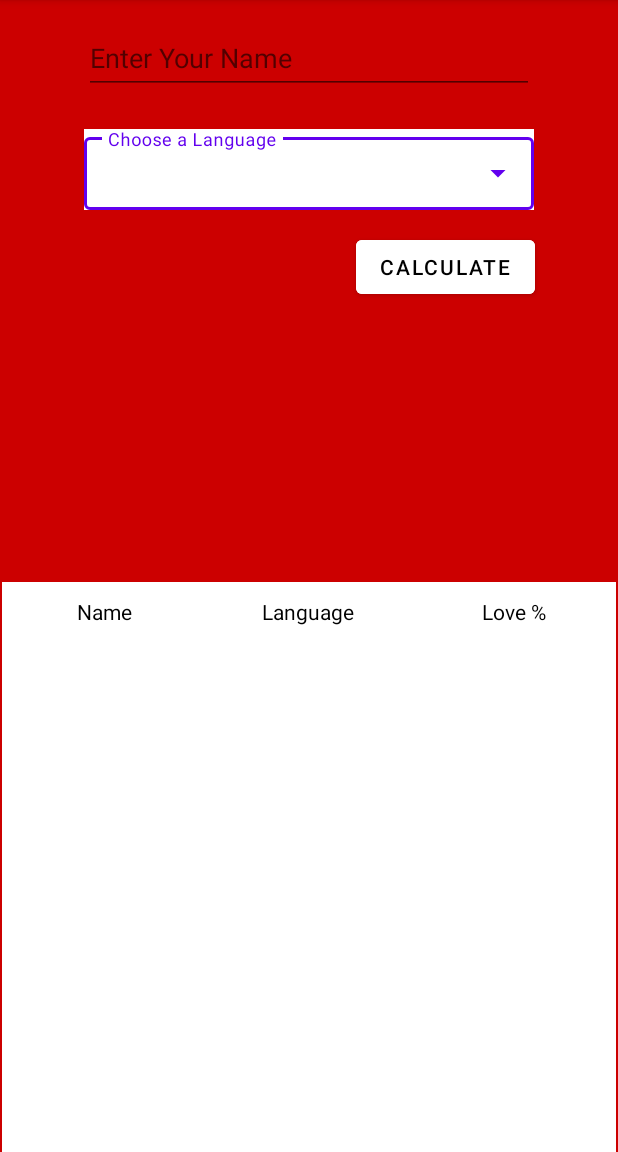
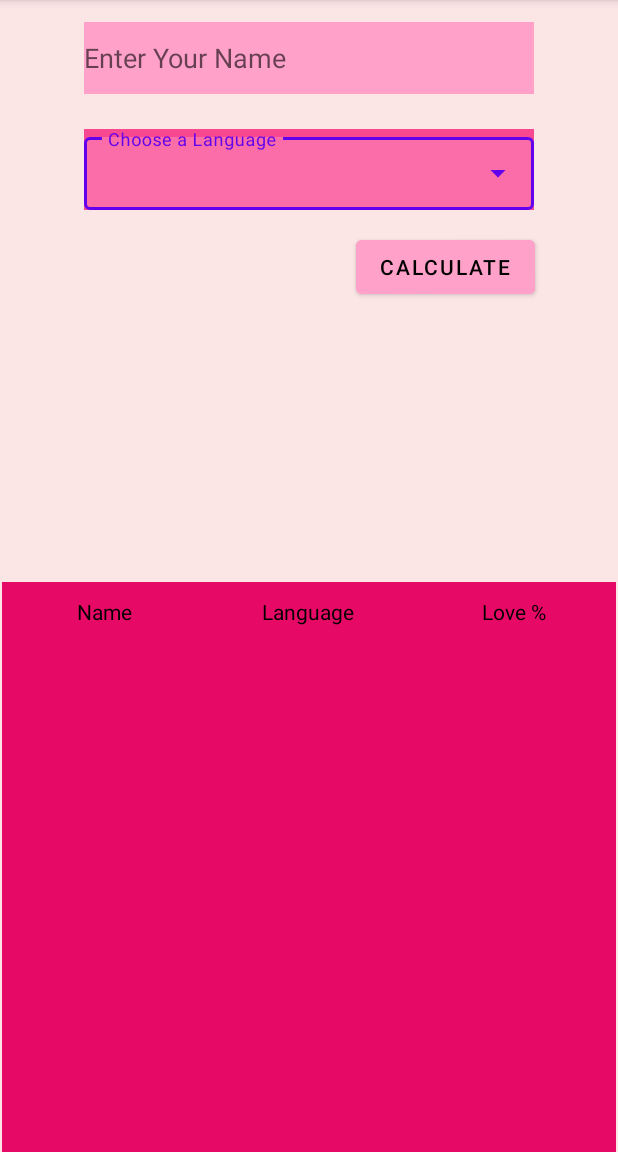
Before and after one commit to TouficAlRifaii/CSC498G_assignment2, an Android app: the screen it shows after launch (MainActivity), on a phone screen of 412 x 824 dp, the part 84-1236 px from its top. Run offline under Robolectric (Android 15) with nearby library versions, the phone set to English and light mode, and no system bars.

Commit message:
Adding a case when the table becomes full

```diff
--- a/app/src/main/java/com/lau/geeklove/MainActivity.java
+++ b/app/src/main/java/com/lau/geeklove/MainActivity.java
@@ -32,14 +32,16 @@ public class MainActivity extends AppCompatActivity {
     Button button;
     String itemName;
     TableLayout table;
+    int count;
+    ArrayList<TableRow> rows;
 
 
     @Override
     protected void onCreate(Bundle savedInstanceState) {
         super.onCreate(savedInstanceState);
         setContentView(R.layout.activity_main);
-
-
+        count=0 ;
+        rows = new ArrayList<TableRow>();
         autoCompleteTxt = findViewById(R.id.auto_complete_txt);
         adapterItem = new ArrayAdapter<String>(this, R.layout.list_item, languages);
         autoCompleteTxt.setAdapter(adapterItem);
@@ -92,6 +94,16 @@ public class MainActivity extends AppCompatActivity {
             if (name.equals("")) {
                 Toast.makeText(getApplicationContext(), "Enter a Name!", Toast.LENGTH_LONG).show();
             } else {
+                if (count >=13 ){
+                    while (count>0){
+                        TableRow toDelete = rows.get(0);
+                        table.removeView(toDelete);
+                        rows.remove(0);
+                        count--;
+                    }
+
+
+                }
                 Random rand = new Random();
                 int random = rand.nextInt(101);
                 TableRow row = new TableRow(this);
@@ -118,6 +130,9 @@ public class MainActivity extends AppCompatActivity {
                 col2.setTextSize(14);
                 row.addView(col2);
                 table.addView(row);
+                rows.add(row);
+                count ++;
+
             }
         }
     }
--- a/app/src/main/res/layout/activity_main.xml
+++ b/app/src/main/res/layout/activity_main.xml
@@ -5,7 +5,7 @@
     android:id="@+id/coordinatorLayout2"
     android:layout_width="match_parent"
     android:layout_height="match_parent"
-    android:background="@android:color/holo_red_dark"
+    android:background="@color/beige"
     tools:context=".MainActivity">
 
     <com.google.android.material.textfield.TextInputLayout
@@ -13,7 +13,7 @@
         style="@style/Widget.MaterialComponents.TextInputLayout.OutlinedBox.Dense.ExposedDropdownMenu"
         android:layout_width="300dp"
         android:layout_height="wrap_content"
-        android:background="@color/white"
+        android:background="@color/pink_dark"
         android:hint="@string/select"
         android:textColorHint="@color/black"
         app:layout_constraintBottom_toBottomOf="parent"
@@ -50,6 +50,7 @@
         android:ems="10"
         android:hint="Enter Your Name"
         android:inputType="textPersonName"
+        android:background="@color/pink_light"
         android:minHeight="48dp"
         app:layout_constraintBottom_toBottomOf="parent"
         app:layout_constraintEnd_toEndOf="parent"
@@ -62,7 +63,7 @@
         android:layout_width="wrap_content"
         android:layout_height="wrap_content"
         android:layout_marginBottom="53dp"
-        android:backgroundTint="@color/white"
+        android:backgroundTint="@color/pink_light"
         android:onClick="calculator"
         android:text="Calculate"
         android:textColor="@color/black"
@@ -80,7 +81,7 @@
         android:layout_marginStart="1dp"
         android:layout_marginTop="1dp"
         android:layout_marginEnd="1dp"
-        android:background="@color/white"
+        android:background="@color/reddish"
         app:layout_constraintBottom_toBottomOf="parent"
         app:layout_constraintEnd_toEndOf="parent"
         app:layout_constraintStart_toStartOf="parent"
--- a/app/src/main/res/values/colors.xml
+++ b/app/src/main/res/values/colors.xml
@@ -7,4 +7,8 @@
     <color name="teal_700">#FF018786</color>
     <color name="black">#FF000000</color>
     <color name="white">#FFFFFFFF</color>
+    <color name="beige">#FBE5E5</color>
+    <color name="pink_light">#FFA1C9</color>
+    <color name="pink_dark">#F94892</color>
+    <color name="reddish">#E60965</color>
 </resources>
```
